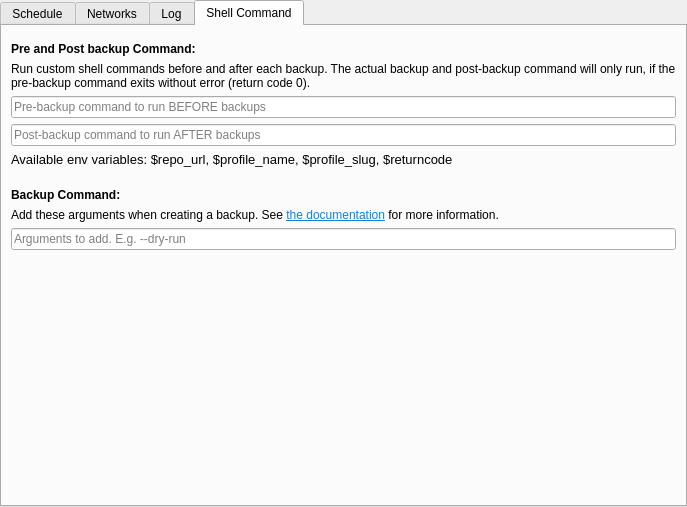
Old version of the form src/vorta/assets/UI/scheduletab.ui in the repository borgbase/vorta.
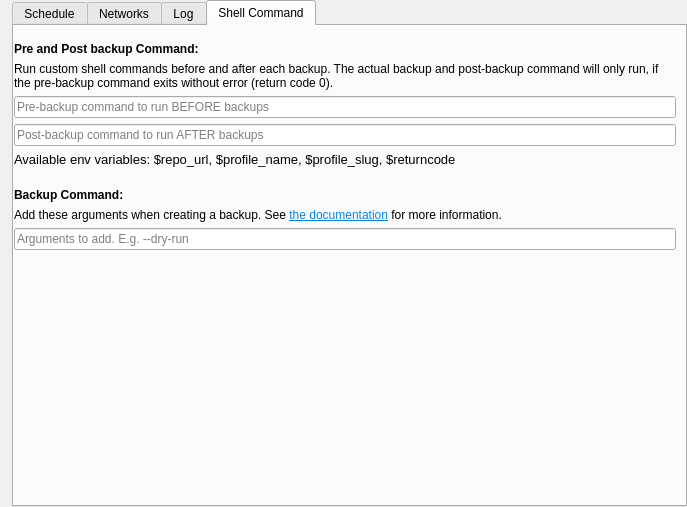
New version of the form. The open tabs and pages were chosen to show the change.

Commit message: Add right margin

The edit to the form file:
```diff
--- a/src/vorta/assets/UI/scheduletab.ui
+++ b/src/vorta/assets/UI/scheduletab.ui
@@ -15,7 +15,7 @@
   </property>
   <layout class="QGridLayout" name="gridLayout">
    <property name="leftMargin">
-    <number>0</number>
+    <number>12</number>
    </property>
    <property name="topMargin">
     <number>0</number>
@@ -473,6 +473,9 @@
        <string>Shell Command</string>
       </attribute>
       <layout class="QVBoxLayout" name="verticalLayout_2">
+       <property name="leftMargin">
+        <number>0</number>
+       </property>
        <property name="topMargin">
         <number>16</number>
        </property>
```
Left out of the diff: 11 changed lines with no effect on the pictures. The commit also changes 4 other files.
